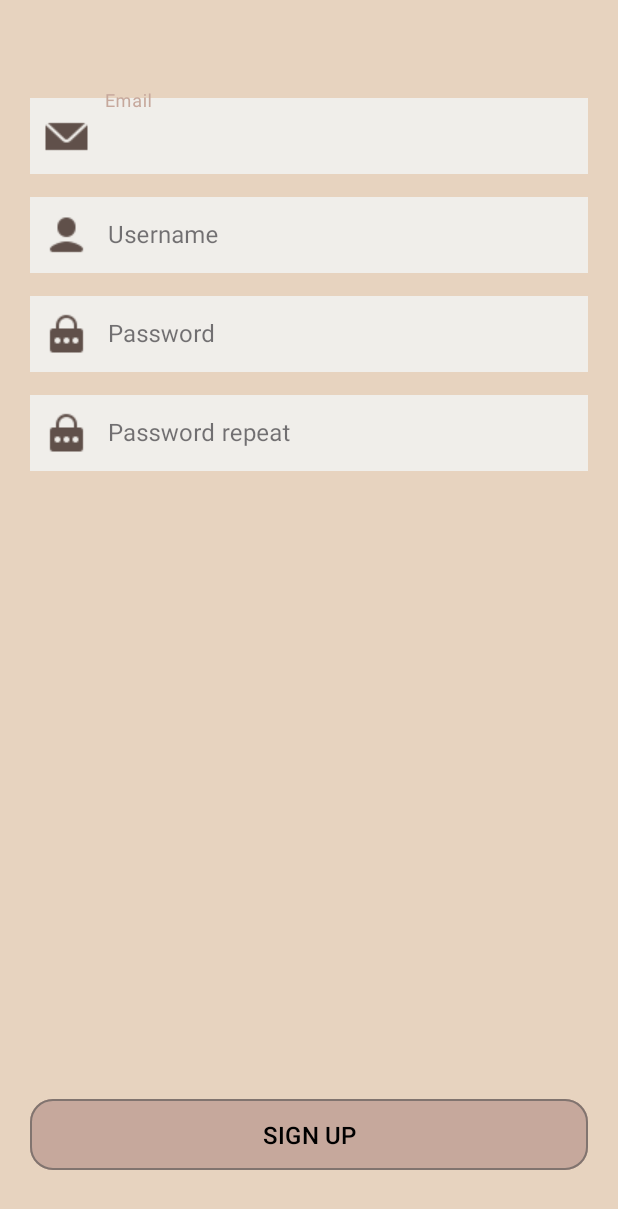
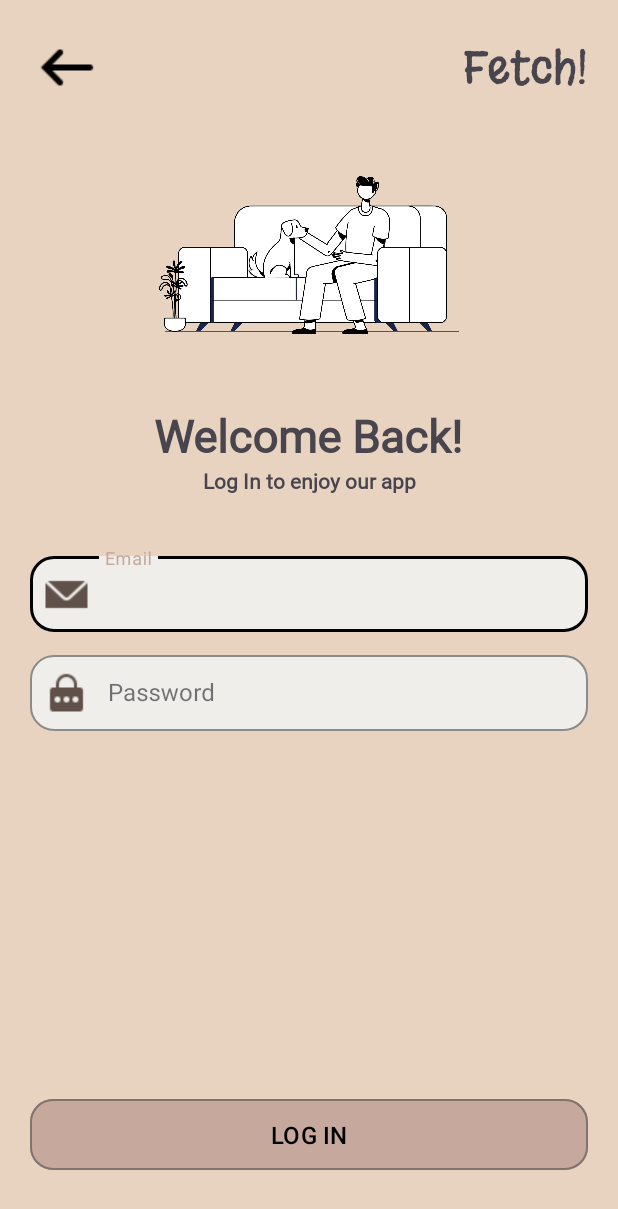
Before and after one commit to jaedhc/Fetch-, an Android app: the screen it shows after launch (SignUpActivity before the commit, LogInActivity after it), after a tap on "LOGIN", on a phone screen of 412 x 824 dp. Shown: the top 1209 px of the screen. Run offline under Robolectric (Android 15) with nearby library versions, the phone set to English and light mode, and no system bars; our stand-ins replace Firebase (no records; nobody signed in at launch, a user with empty details on screens opened directly).

Commit message:
Avance UI

```diff
--- a/app/src/main/AndroidManifest.xml
+++ b/app/src/main/AndroidManifest.xml
@@ -1,6 +1,9 @@
 <?xml version="1.0" encoding="utf-8"?>
 <manifest xmlns:android="http://schemas.android.com/apk/res/android"
     xmlns:tools="http://schemas.android.com/tools">
+
+    <uses-permission android:name="android.permission.INTERNET" />
+    <uses-permission android:name="android.permission.ACCESS_NETWORK_STATE" />
 
     <application
         android:allowBackup="true"
@@ -12,6 +15,9 @@
         android:supportsRtl="true"
         android:theme="@style/Theme.Fetch"
         tools:targetApi="31">
+        <activity
+            android:name=".UI.view.LogInActivity"
+            android:exported="false" />
         <activity
             android:name=".UI.view.HomeActivity"
             android:exported="false" />
--- /dev/null
+++ b/app/src/main/java/com/example/fetch/UI/view/LogInActivity.kt
@@ -0,0 +1,40 @@
+package com.example.fetch.UI.view
+
+import android.content.Intent
+import androidx.appcompat.app.AppCompatActivity
+import android.os.Bundle
+import android.util.Log
+import androidx.lifecycle.Observer
+import androidx.lifecycle.ViewModelProvider
+import com.example.fetch.R
+import com.example.fetch.UI.viewmodel.LogInViewModel
+import com.example.fetch.UI.viewmodel.SignUpViewModel
+import com.example.fetch.databinding.ActivityLogInBinding
+
+class LogInActivity : AppCompatActivity() {
+
+    private lateinit var binding: ActivityLogInBinding
+    private lateinit var logInViewModel: LogInViewModel
+    override fun onCreate(savedInstanceState: Bundle?) {
+        super.onCreate(savedInstanceState)
+        binding = ActivityLogInBinding.inflate(layoutInflater)
+        setContentView(binding.root)
+
+        logInViewModel = ViewModelProvider(this).get(LogInViewModel::class.java)
+
+        logInViewModel.loginState.observe(this, Observer {
+            if(it.equals("Logged")){
+                val i = Intent(this, HomeActivity::class.java)
+                startActivity(i)
+            } else {
+                Log.d("Error", it)
+            }
+        })
+
+        binding.btnLogIn.setOnClickListener {
+            val email = binding.inputEmail.text.toString()
+            val pass = binding.inputPass.text.toString()
+            logInViewModel.logIn(email, pass)
+        }
+    }
+}
--- a/app/src/main/java/com/example/fetch/UI/view/MainActivity.kt
+++ b/app/src/main/java/com/example/fetch/UI/view/MainActivity.kt
@@ -14,6 +14,11 @@ class MainActivity : AppCompatActivity() {
         setContentView(binding.root)
 
         binding.btnLogin.setOnClickListener {
+            val i = Intent(this, LogInActivity::class.java)
+            startActivity(i)
+        }
+
+        binding.btnSignUp.setOnClickListener {
             val i = Intent(this, SignUpActivity::class.java)
             startActivity(i)
         }
--- /dev/null
+++ b/app/src/main/java/com/example/fetch/UI/viewmodel/LogInViewModel.kt
@@ -0,0 +1,26 @@
+package com.example.fetch.UI.viewmodel
+
+import androidx.lifecycle.MutableLiveData
+import androidx.lifecycle.ViewModel
+import com.google.firebase.Firebase
+import com.google.firebase.auth.FirebaseAuth
+import com.google.firebase.auth.auth
+import com.google.firebase.firestore.FirebaseFirestore
+
+class LogInViewModel: ViewModel() {
+    private val firestore = FirebaseFirestore.getInstance()
+    private lateinit var auth: FirebaseAuth
+
+    var loginState: MutableLiveData<String> = MutableLiveData()
+
+    fun logIn(email:String, pass:String){
+        auth = Firebase.auth
+        auth.signInWithEmailAndPassword(email, pass).addOnCompleteListener {
+            if(it.isSuccessful){
+                loginState.value = "Logged"
+            } else {
+                loginState.value = "${it.exception}"
+            }
+        }
+    }
+}
--- /dev/null
+++ b/app/src/main/res/layout/activity_log_in.xml
@@ -0,0 +1,115 @@
+<?xml version="1.0" encoding="utf-8"?>
+<androidx.constraintlayout.widget.ConstraintLayout xmlns:android="http://schemas.android.com/apk/res/android"
+    xmlns:app="http://schemas.android.com/apk/res-auto"
+    xmlns:tools="http://schemas.android.com/tools"
+    android:layout_width="match_parent"
+    android:layout_height="match_parent"
+    android:padding="20dp"
+    android:background="@color/primaryBg"
+    tools:context=".UI.view.LogInActivity">
+
+
+    <ImageView
+        android:id="@+id/imageView3"
+        android:layout_width="wrap_content"
+        android:layout_height="wrap_content"
+        android:src="@drawable/icon_back"
+        app:layout_constraintStart_toStartOf="parent"
+        app:layout_constraintTop_toTopOf="parent" />
+
+    <TextView
+        android:id="@+id/textView"
+        android:layout_width="wrap_content"
+        android:layout_height="wrap_content"
+        android:fontFamily="@font/margarine"
+        android:text="Fetch!"
+        android:textSize="30sp"
+        app:layout_constraintBottom_toBottomOf="@+id/imageView3"
+        app:layout_constraintEnd_toEndOf="parent"
+        app:layout_constraintTop_toTopOf="parent" />
+
+    <ImageView
+        android:id="@+id/imageView2"
+        android:layout_width="200dp"
+        android:layout_height="200dp"
+        android:src="@drawable/friends"
+        app:layout_constraintEnd_toEndOf="parent"
+        app:layout_constraintStart_toStartOf="parent"
+        app:layout_constraintTop_toBottomOf="@+id/imageView3" />
+
+    <TextView
+        android:id="@+id/textView2"
+        android:layout_width="wrap_content"
+        android:layout_height="wrap_content"
+        android:fontFamily="@font/inter"
+        android:text="Welcome Back!"
+        android:textSize="30sp"
+        android:textStyle="bold"
+        app:layout_constraintEnd_toEndOf="@+id/box_pass"
+        app:layout_constraintStart_toStartOf="@+id/box_pass"
+        app:layout_constraintTop_toBottomOf="@+id/imageView2" />
+
+    <TextView
+        android:id="@+id/textView3"
+        android:layout_width="wrap_content"
+        android:layout_height="wrap_content"
+        android:fontFamily="@font/inter"
+        android:text="Log In to enjoy our app"
+        android:textStyle="bold"
+        app:layout_constraintEnd_toEndOf="@+id/textView2"
+        app:layout_constraintStart_toStartOf="@+id/textView2"
+        app:layout_constraintTop_toBottomOf="@+id/textView2" />
+
+    <com.google.android.material.textfield.TextInputLayout
+        android:id="@+id/box_email"
+        style="@style/SimpleInput"
+        android:layout_width="match_parent"
+        android:layout_marginTop="35dp"
+        app:layout_constraintTop_toBottomOf="@+id/textView3"
+        app:startIconDrawable="@drawable/icon_email"
+        tools:layout_editor_absoluteX="20dp">
+
+        <com.google.android.material.textfield.TextInputEditText
+            android:id="@+id/input_email"
+            style="@style/InputColors"
+            android:layout_width="match_parent"
+            android:layout_height="match_parent"
+            android:hint="Email"
+            android:inputType="textEmailAddress" />
+
+    </com.google.android.material.textfield.TextInputLayout>
+
+    <com.google.android.material.textfield.TextInputLayout
+        android:id="@+id/box_pass"
+        style="@style/SimpleInput"
+        android:layout_width="match_parent"
+        app:layout_constraintTop_toBottomOf="@+id/box_email"
+        app:startIconDrawable="@drawable/icon_pass">
+
+        <com.google.android.material.textfield.TextInputEditText
+            android:id="@+id/input_pass"
+            style="@style/InputColors"
+            android:inputType="textPassword"
+            android:layout_width="match_parent"
+            android:layout_height="match_parent"
+            android:hint="Password"/>
+
+    </com.google.android.material.textfield.TextInputLayout>
+
+    <com.google.android.material.button.MaterialButton
+        android:id="@+id/btnLogIn"
+        android:layout_width="match_parent"
+        android:layout_height="55dp"
+        android:backgroundTint="@color/secondaryBg"
+        android:text="LOG IN"
+        android:textColor="@color/black"
+        android:textSize="16sp"
+        android:layout_marginBottom="20dp"
+        app:cornerRadius="15dp"
+        app:layout_constraintBottom_toBottomOf="parent"
+        app:layout_constraintEnd_toEndOf="parent"
+        app:layout_constraintStart_toStartOf="parent"
+        app:strokeColor="@color/stroke"
+        app:strokeWidth="1dp" />
+
+</androidx.constraintlayout.widget.ConstraintLayout>
--- a/app/src/main/res/layout/activity_sign_up.xml
+++ b/app/src/main/res/layout/activity_sign_up.xml
@@ -11,91 +11,71 @@
     <com.google.android.material.textfield.TextInputLayout
         android:id="@+id/box_email"
         android:layout_width="match_parent"
-        android:layout_height="56dp"
-        app:boxStrokeColor="@color/black"
-        android:layout_marginTop="40dp"
-        app:boxStrokeWidth="10dp"
         app:startIconDrawable="@drawable/icon_email"
-        app:startIconTint="@color/iconColor"
-        style="@style/Widget.MaterialComponents.TextInputLayout.OutlinedBox"
+        style="@style/SimpleInput"
         app:layout_constraintTop_toTopOf="parent">
 
         <com.google.android.material.textfield.TextInputEditText
             android:id="@+id/input_email"
-            android:paddingStart="50dp"
+            style="@style/InputColors"
+            android:inputType="textEmailAddress"
             android:layout_width="match_parent"
             android:layout_height="match_parent"
-            android:background="@color/white2"
             android:hint="Email" />
 
     </com.google.android.material.textfield.TextInputLayout>
 
     <com.google.android.material.textfield.TextInputLayout
         android:id="@+id/box_username"
-        style="@style/Widget.MaterialComponents.TextInputLayout.OutlinedBox"
+        style="@style/SimpleInput"
         android:layout_width="match_parent"
-        android:layout_height="56dp"
-        android:layout_marginTop="10dp"
-        app:boxStrokeColor="@color/black"
-        app:boxStrokeWidth="10dp"
         app:startIconDrawable="@drawable/user_icon"
-        app:startIconTint="@color/iconColor"
         app:layout_constraintTop_toBottomOf="@+id/box_email"
         tools:layout_editor_absoluteX="20dp">
 
         <com.google.android.material.textfield.TextInputEditText
             android:id="@+id/input_username"
-            android:paddingStart="50dp"
+            style="@style/InputColors"
+            android:inputType="textPersonName"
             android:layout_width="match_parent"
             android:layout_height="match_parent"
-            android:background="@color/white2"
             android:hint="Username" />
 
     </com.google.android.material.textfield.TextInputLayout>
 
     <com.google.android.material.textfield.TextInputLayout
         android:id="@+id/box_pass"
-        style="@style/Widget.MaterialComponents.TextInputLayout.OutlinedBox"
-        android:layout_marginTop="10dp"
+        style="@style/SimpleInput"
         android:layout_width="match_parent"
-        android:layout_height="56dp"
-        app:boxStrokeColor="@color/black"
-        app:boxStrokeWidth="10dp"
         app:layout_constraintTop_toBottomOf="@+id/box_username"
         app:startIconDrawable="@drawable/icon_pass"
-        app:startIconTint="@color/iconColor"
         tools:layout_editor_absoluteX="20dp">
 
         <com.google.android.material.textfield.TextInputEditText
             android:id="@+id/input_pass"
+            style="@style/InputColors"
+            android:inputType="textPassword"
             android:layout_width="match_parent"
             android:layout_height="match_parent"
-            android:background="@color/white2"
-            android:hint="Password"
-            android:paddingStart="50dp" />
+            android:hint="Password"/>
 
     </com.google.android.material.textfield.TextInputLayout>
 
     <com.google.android.material.textfield.TextInputLayout
         android:id="@+id/box_pass_repeat"
-        style="@style/Widget.MaterialComponents.TextInputLayout.OutlinedBox"
+        style="@style/SimpleInput"
         android:layout_width="match_parent"
-        android:layout_height="56dp"
-        android:layout_marginTop="10dp"
-        app:boxStrokeColor="@color/black"
-        app:boxStrokeWidth="10dp"
         app:layout_constraintTop_toBottomOf="@+id/box_pass"
         app:startIconDrawable="@drawable/icon_pass"
-        app:startIconTint="@color/iconColor"
         tools:layout_editor_absoluteX="20dp">
 
         <com.google.android.material.textfield.TextInputEditText
             android:id="@+id/input_pass_repeat"
+            style="@style/InputColors"
             android:layout_width="match_parent"
             android:layout_height="match_parent"
-            android:background="@color/white2"
-            android:hint="Password repeat"
-            android:paddingStart="50dp" />
+            android:inputType="textPassword"
+            android:hint="Password repeat"/>
 
     </com.google.android.material.textfield.TextInputLayout>
 
--- a/app/src/main/res/values/colors.xml
+++ b/app/src/main/res/values/colors.xml
@@ -2,6 +2,7 @@
 <resources>
     <color name="black">#FF000000</color>
     <color name="white">#FFFFFFFF</color>
+    <color name="greyBrown">#756453</color>
     <color name="white2">#EDF1F0EE</color>
     <color name="primaryBg">#E7D3BF</color>
     <color name="secondaryBg">#C6A89C</color>
--- a/app/src/main/res/values/themes.xml
+++ b/app/src/main/res/values/themes.xml
@@ -1,4 +1,4 @@
-<resources xmlns:tools="http://schemas.android.com/tools">
+<resources>
     <!-- Base application theme. -->
     <style name="Base.Theme.Fetch" parent="Theme.Material3.DayNight.NoActionBar">
         <!-- Customize your light theme here. -->
@@ -9,4 +9,26 @@
     </style>
 
     <style name="Theme.Fetch" parent="Base.Theme.Fetch" />
+
+    <style name="RoundedCornersShape">
+        <item name="cornerFamily">rounded</item>
+        <item name="cornerSize">16dp</item> <!-- Adjust the corner size as needed -->
+    </style>
+
+
+    <style name="SimpleInput" parent="Widget.MaterialComponents.TextInputLayout.OutlinedBox">
+        <item name="android:layout_marginTop">10dp</item>
+        <item name="android:layout_height">56dp</item>
+        <item name="boxStrokeColor">@color/black</item>
+        <item name="boxStrokeWidth">1dp</item>
+        <item name="startIconTint">@color/iconColor</item>
+        <item name="shapeAppearanceOverlay">@style/RoundedCornersShape</item>
+        <item name="boxBackgroundColor">@color/white2</item>
+    </style>
+
+    <style name="InputColors">
+        <item name="android:textColorHint">@color/greyBrown</item>
+        <item name="android:textColor">@color/black</item>
+        <item name="android:paddingStart">50dp</item>
+    </style>
 </resources>
```
Also changed, not shown: app/src/main/res/drawable/icon_back.png (added).
